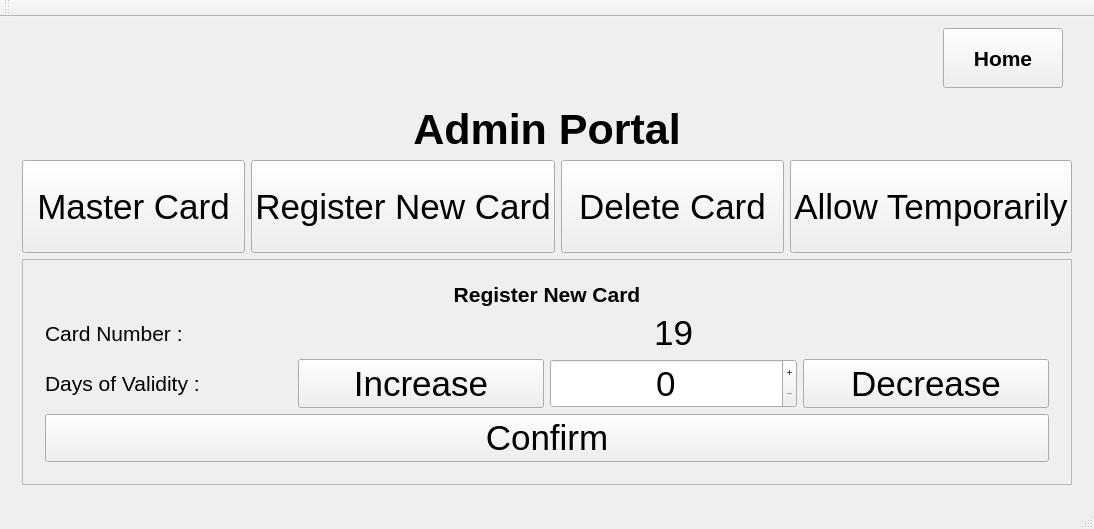
First picture: the form in GUI/CSP315/mainwindow.ui, repository y-gupta/rfid-auth-system, before the edit.
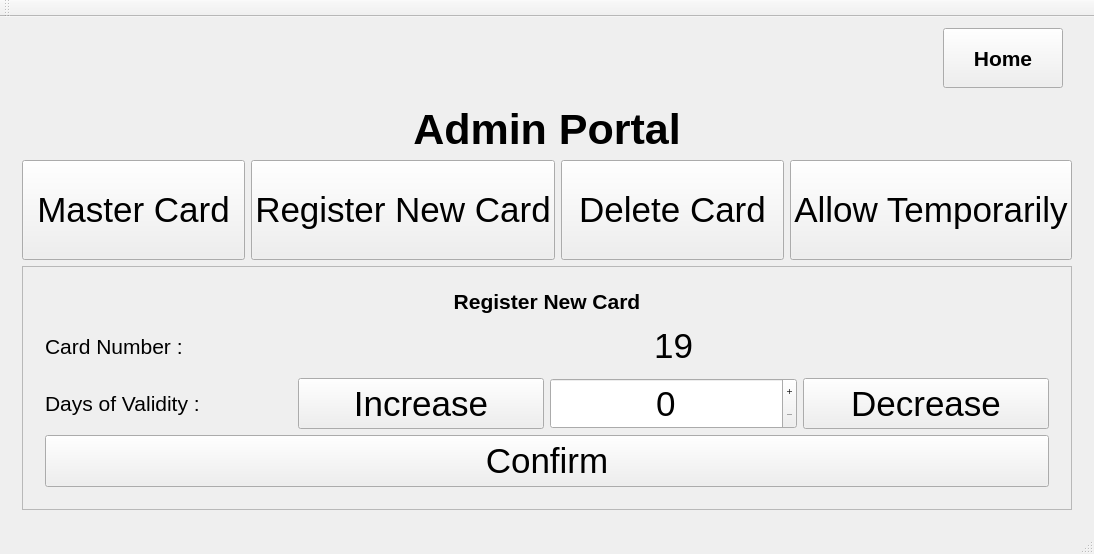
Second picture: the form after the edit. The open tabs and pages were chosen to show the change. Icons and pictures are not drawn.

What changed in the file:
```diff
--- a/GUI/CSP315/mainwindow.ui
+++ b/GUI/CSP315/mainwindow.ui
@@ -10,7 +10,7 @@
     <x>0</x>
     <y>0</y>
     <width>1094</width>
-    <height>486</height>
+    <height>554</height>
    </rect>
   </property>
   <property name="minimumSize">
```
Left out of the diff: 2 changed lines with no effect on the pictures.
